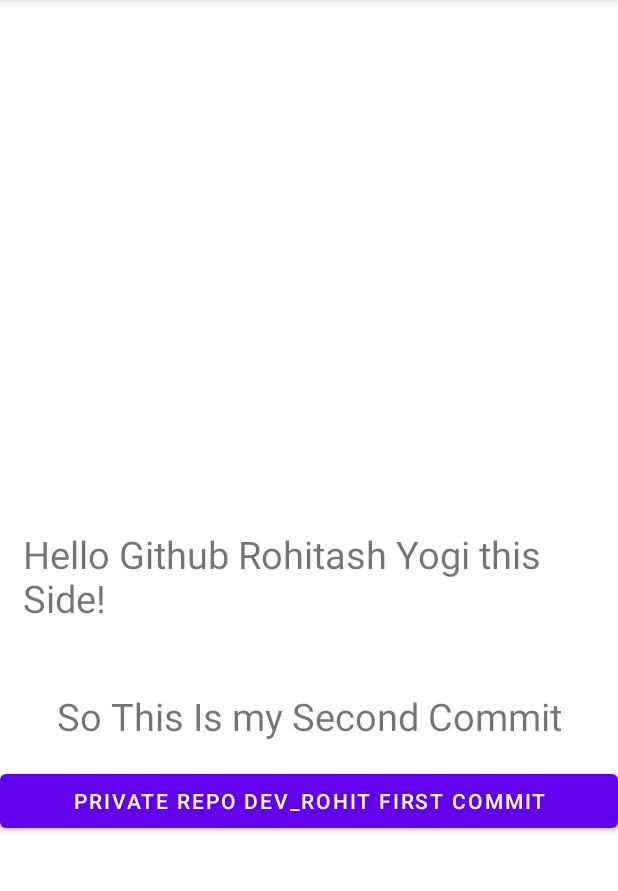
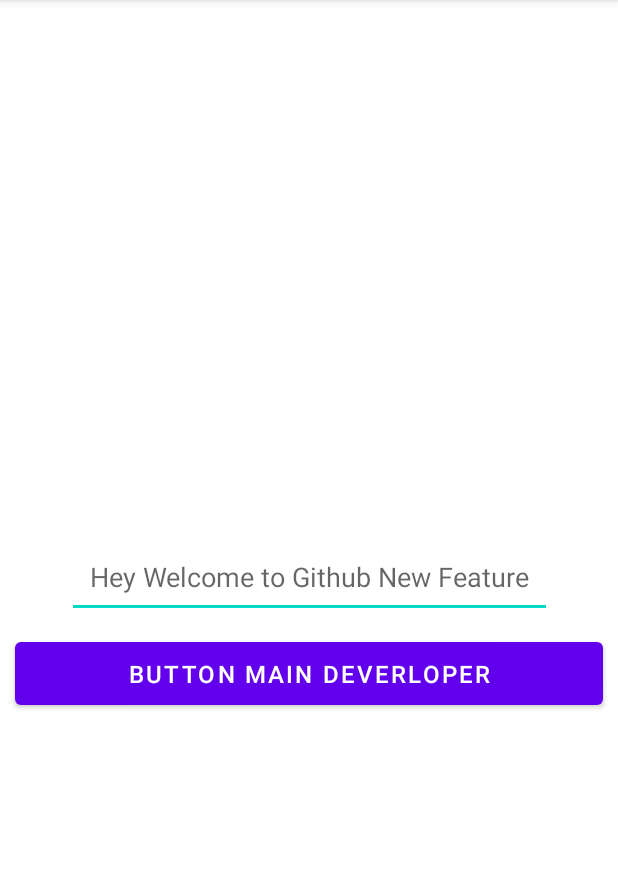
Before and after one commit to RohitashYogi/GithubLearning, an Android app: the screen it shows after launch (MainActivity), on a phone screen of 412 x 824 dp, the part 84-975 px from its top. Run offline under Robolectric (Android 15) with nearby library versions, the phone set to English and light mode, and no system bars.

Commit message:
Probus Rohitash Design

```diff
--- a/app/src/main/res/layout/activity_main.xml
+++ b/app/src/main/res/layout/activity_main.xml
@@ -6,36 +6,31 @@
     android:layout_height="match_parent"
     tools:context=".MainActivity">
 
-    <TextView
+    <EditText
         android:id="@+id/textView"
         android:layout_width="wrap_content"
         android:layout_height="wrap_content"
         android:padding="15dp"
-        android:text="Hello Github Rohitash Yogi this Side!"
-        android:textSize="25dp"
+        android:hint="Hey Welcome to Github New Feature"
+        android:textSize="18dp"
         app:layout_constraintBottom_toBottomOf="parent"
         app:layout_constraintLeft_toLeftOf="parent"
         app:layout_constraintRight_toRightOf="parent"
         app:layout_constraintTop_toTopOf="parent" />
 
-    <TextView
-        android:id="@+id/text2"
-        android:layout_width="wrap_content"
-        android:layout_height="wrap_content"
-        android:padding="15dp"
-        android:text="So This Is my Second Commit"
-        android:textSize="25dp"
-        app:layout_constraintBottom_toBottomOf="parent"
-        app:layout_constraintEnd_toEndOf="parent"
-        app:layout_constraintStart_toStartOf="parent"
-        app:layout_constraintTop_toBottomOf="@+id/textView"
-        app:layout_constraintVertical_bias="0.05" />
 
     <Button
-        app:layout_constraintTop_toBottomOf="@id/text2"
+        android:layout_margin="10dp"
         android:layout_width="match_parent"
         android:layout_height="wrap_content"
-        android:text="Private repo Dev_Rohit First Commit"
-      ></Button>
+        android:padding="10dp"
+        android:text="Button Main Deverloper"
+        android:textSize="16dp"
+        app:layout_constraintTop_toBottomOf="@id/textView"
+
+        >
+
+    </Button>
+
 
 </androidx.constraintlayout.widget.ConstraintLayout>
```
